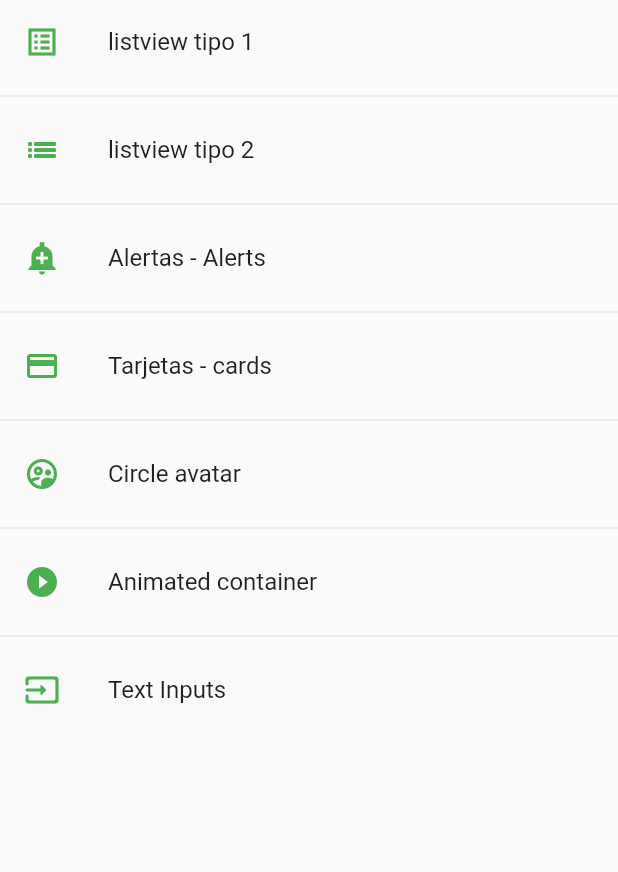
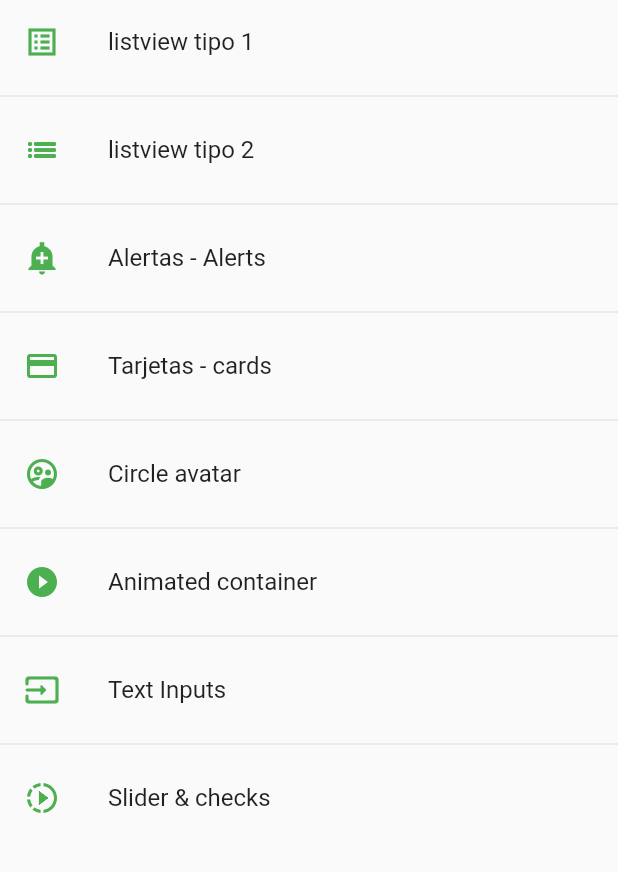
Before and after one commit to MarcosCM2000/componentes_app, a Flutter app: the screen it shows after launch, on a phone screen of 412 x 824 dp, the part 84-956 px from its top. Run offline on Flutter 3.47's test engine with Material 2 defaults, Android fonts, the phone set to English and light mode, and no system bars.

Commit message:
slider widget

```diff
--- a/lib/router/app_routes.dart
+++ b/lib/router/app_routes.dart
@@ -48,6 +48,11 @@ class AppRoutes {
         icon: Icons.input_rounded,
         name: 'Text Inputs',
         screen: const InputsScreen()),
+    MenuOption(
+        route: 'slider',
+        icon: Icons.slow_motion_video_outlined,
+        name: 'Slider & checks',
+        screen: const SliderScreen()),
   ];
 
   static Map<String, Widget Function(BuildContext)> getAppRoutes() {
--- a/lib/screens/screens.dart
+++ b/lib/screens/screens.dart
@@ -6,3 +6,4 @@ export './home_screen.dart';
 export './inputs_screen.dart';
 export './listview1_screen.dart';
 export './listview2_screen.dart';
+export './slider_screen.dart';
```
Also changed, not shown: lib/screens/slider_screen.dart (added, +43 -0 lines).
